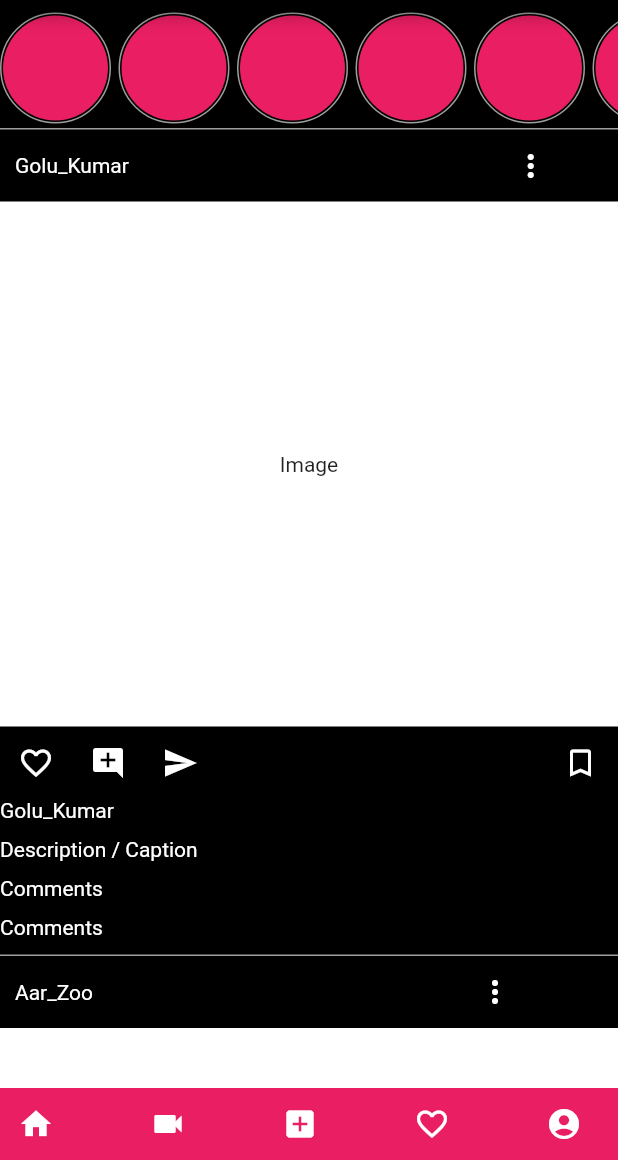
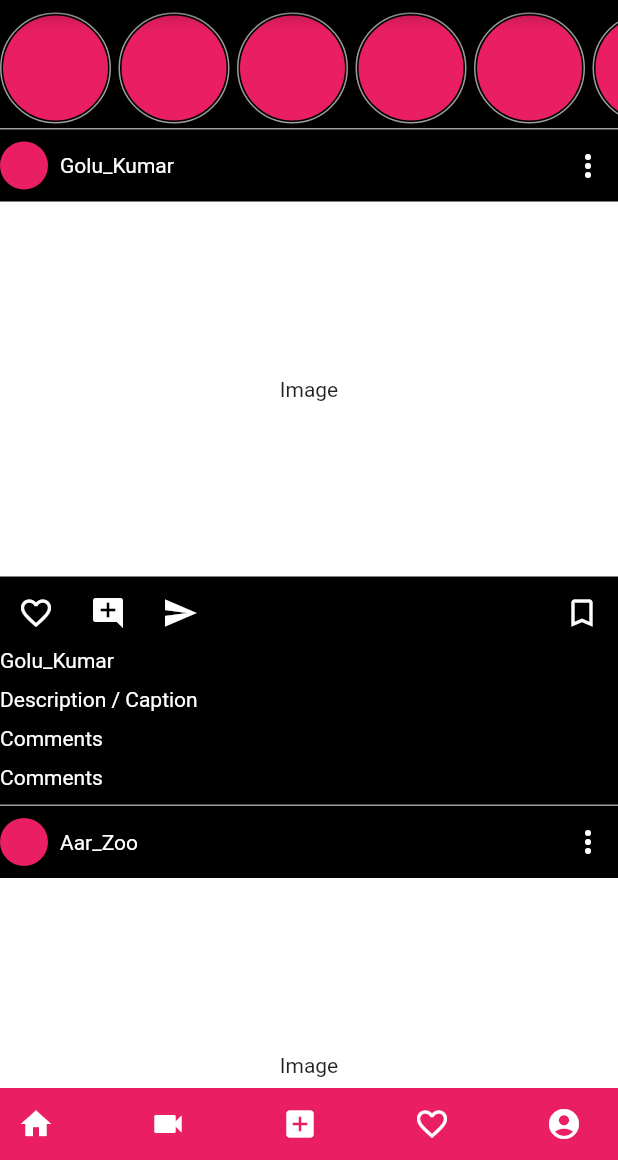
Before and after one commit to Shobhityadav99/Instagram-Dummy-Flutter, a Flutter app: the screen it shows after launch, on a phone screen of 412 x 824 dp, the part 76-1236 px from its top. Run offline on Flutter 3.47's test engine with Material 2 defaults, Android fonts, the phone set to English and light mode, and no system bars.

Commit message:
corrected alignment for icons

```diff
--- a/lib/widgets/post_widget.dart
+++ b/lib/widgets/post_widget.dart
@@ -3,7 +3,6 @@ import 'package:flutter/material.dart';
 class Post extends StatelessWidget {
   final String userName;
   Post(this.userName);
-
   Widget _caption(String val) {
     return Column(children: <Widget>[
       Container(
@@ -23,31 +22,35 @@ class Post extends StatelessWidget {
 
   @override
   Widget build(BuildContext context) {
-    final width = MediaQuery.of(context).size.width;
-    final height = MediaQuery.of(context).size.height;
-    print(height);
-    print(width);
     return Container(
       child: Column(
         children: <Widget>[
           Row(
+            mainAxisAlignment: MainAxisAlignment.spaceBetween,
             children: <Widget>[
-              Padding(
-                padding: EdgeInsets.all(10),
-                child: Text(
+              Row(
+                children: <Widget>[
+                  CircleAvatar(
+                    radius: 16,
+                    backgroundColor: Colors.pink,
+                  ),
+                  SizedBox(
+                    width: 8,
+                  ),
+                  Text(
                     userName,
                     style: TextStyle(color: Colors.white),
+                  )
+                ],
               ),
-              ),
-              Padding(
-                padding: const EdgeInsets.only(left: 230),
+              Container(
                 child: IconButton(
                   icon: Icon(
                     Icons.more_vert,
                     color: Colors.white,
                   ),
+                  onPressed: null,
                   alignment: Alignment.centerRight,
-                  onPressed: null,
                 ),
               )
             ],
@@ -55,7 +58,7 @@ class Post extends StatelessWidget {
           Container(
             alignment: Alignment.center,
             padding: EdgeInsets.all(5),
-            height: 350,
+            height: 250,
             width: double.infinity,
             child: Text(
               'Image',
@@ -63,7 +66,9 @@ class Post extends StatelessWidget {
             color: Colors.white,
           ),
           Row(
-            mainAxisAlignment: MainAxisAlignment.start,
+            mainAxisAlignment: MainAxisAlignment.spaceBetween,
+            children: <Widget>[
+              Row(
                 children: <Widget>[
                   IconButton(
                     onPressed: null,
@@ -86,8 +91,9 @@ class Post extends StatelessWidget {
                       color: Colors.white,
                     ),
                   ),
-              Padding(
-                padding: const EdgeInsets.only(left: 219),
+                ],
+              ),
+              Container(
                 child: IconButton(
                   onPressed: null,
                   icon: Icon(
```
Also changed, not shown: 1 other file. Lines whose indentation alone changed are shown as unchanged.
